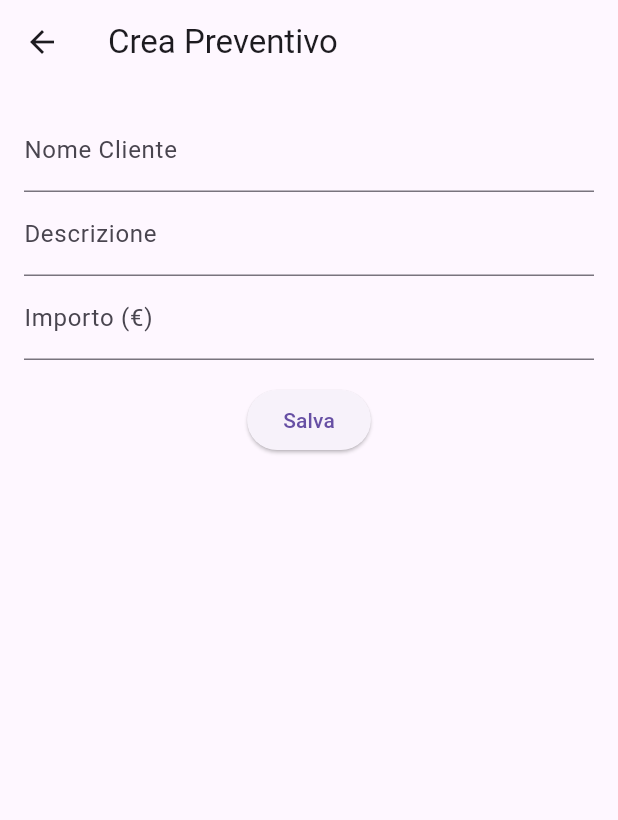
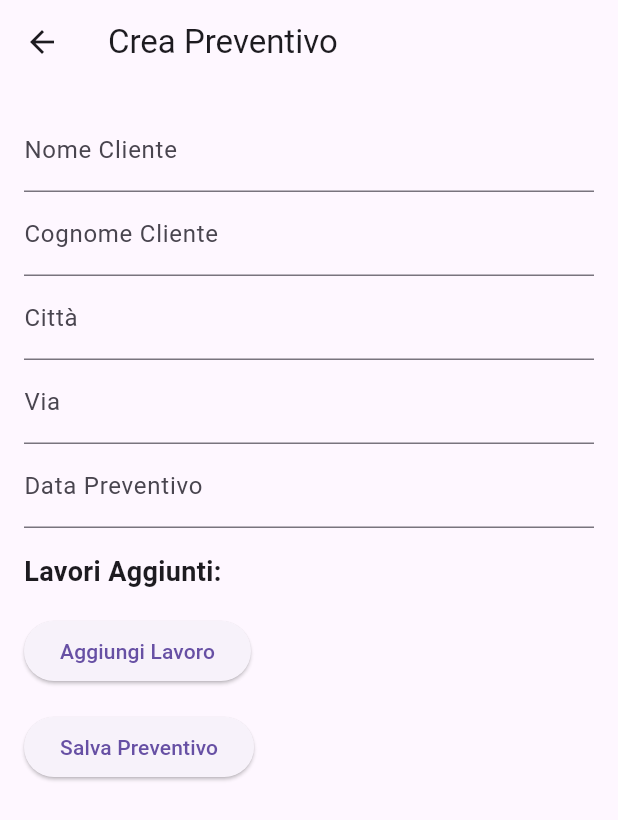
Before and after one commit to Ignoto95/preventivi_app, a Flutter app: the CreatePreventivoPage screen opened by its route, on a phone screen of 412 x 824 dp. Shown: the top 820 px of the screen. Run offline on Flutter 3.47's test engine with Material 3 defaults, Android fonts, the phone set to English and light mode, and no system bars; our stand-ins replace firebase_auth, firebase_core, pdf; missing offline and left inert: dart:html; accounts and stored records are empty.

Commit message:
form crea preventivo 1.0

```diff
--- a/lib/create_preventivo_page.dart
+++ b/lib/create_preventivo_page.dart
@@ -7,29 +7,39 @@ class CreatePreventivoPage extends StatefulWidget {
 }
 
 class _CreatePreventivoPageState extends State<CreatePreventivoPage> {
-  final TextEditingController nameController = TextEditingController();
-  final TextEditingController descriptionController = TextEditingController();
-  final TextEditingController amountController = TextEditingController();
+  final TextEditingController nomeController = TextEditingController();
+  final TextEditingController cognomeController = TextEditingController();
+  final TextEditingController cittaController = TextEditingController();
+  final TextEditingController viaController = TextEditingController();
+  final TextEditingController dataPreventivoController = TextEditingController();
+  final List<Map<String, dynamic>> lavori = [];
   final PreventivoService preventivoService = PreventivoService();
 
+  // Funzione per salvare il preventivo
   Future<void> savePreventivo() async {
-    final name = nameController.text.trim();
-    final description = descriptionController.text.trim();
-    final amount = double.tryParse(amountController.text.trim()) ?? 0.0;
+    final nome = nomeController.text.trim();
+    final cognome = cognomeController.text.trim();
+    final citta = cittaController.text.trim();
+    final via = viaController.text.trim();
+    final dataPreventivo = dataPreventivoController.text.trim();
 
-    if (name.isEmpty || description.isEmpty || amount <= 0) {
+    if (nome.isEmpty || cognome.isEmpty || citta.isEmpty || via.isEmpty || lavori.isEmpty) {
       ScaffoldMessenger.of(context).showSnackBar(
-        SnackBar(content: Text('Compila tutti i campi correttamente')),
+        SnackBar(content: Text('Compila tutti i campi e aggiungi almeno un lavoro.')),
       );
       return;
     }
 
+    final preventivoData = {
+      'data_preventivo': dataPreventivo,
+      'id_cliente': 0,
+      'prezzo_totale': lavori.fold<double>(0.0, (sum, lavoro) => sum + lavoro['prezzo']),
+      'lavori': lavori,
+      'cliente': {'nome': nome, 'cognome': cognome, 'citta': citta, 'via': via}
+    };
+
     try {
-      await preventivoService.savePreventivo({
-        'name': name,
-        'description': description,
-        'amount': amount,
-      });
+      await preventivoService.savePreventivo(preventivoData);
       ScaffoldMessenger.of(context).showSnackBar(
         SnackBar(content: Text('Preventivo salvato con successo!')),
       );
@@ -41,35 +51,149 @@ class _CreatePreventivoPageState extends State<CreatePreventivoPage> {
     }
   }
 
+  // Funzione per selezionare la data tramite DatePicker
+  Future<void> _selectDate(BuildContext context) async {
+    final DateTime? picked = await showDatePicker(
+      context: context,
+      initialDate: dataPreventivoController.text.isEmpty
+          ? DateTime.now()
+          : DateTime.parse(dataPreventivoController.text),
+      firstDate: DateTime(2000),
+      lastDate: DateTime(2101),
+    );
+    if (picked != null && picked != DateTime.now()) {
+      setState(() {
+        dataPreventivoController.text = picked.toLocal().toString().split(' ')[0];  // Formato YYYY-MM-DD
+      });
+    }
+  }
+
+  // Funzione per aggiungere o modificare un lavoro
+  void showLavoroDialog({Map<String, dynamic>? lavoro, int? index}) {
+    final TextEditingController tipoController =
+        TextEditingController(text: lavoro != null ? lavoro['tipo_lavoro'] : '');
+    final TextEditingController descrizioneController =
+        TextEditingController(text: lavoro != null ? lavoro['descrizione_lavoro'] : '');
+    final TextEditingController prezzoController =
+        TextEditingController(text: lavoro != null ? lavoro['prezzo'].toString() : '');
+
+    showDialog(
+      context: context,
+      builder: (context) {
+        return AlertDialog(
+          title: Text(lavoro != null ? 'Modifica Lavoro' : 'Aggiungi Lavoro'),
+          content: Column(
+            mainAxisSize: MainAxisSize.min,
+            children: [
+              TextField(controller: tipoController, decoration: InputDecoration(labelText: 'Tipo Lavoro')),
+              TextField(controller: descrizioneController, decoration: InputDecoration(labelText: 'Descrizione')),
+              TextField(
+                controller: prezzoController,
+                decoration: InputDecoration(labelText: 'Prezzo (€)'),
+                keyboardType: TextInputType.number,
+              ),
+            ],
+          ),
+          actions: [
+            TextButton(
+              onPressed: () {
+                final tipoLavoro = tipoController.text.trim();
+                final descrizione = descrizioneController.text.trim();
+                final prezzo = double.tryParse(prezzoController.text.trim());
+
+                if (tipoLavoro.isNotEmpty && prezzo != null) {
+                  setState(() {
+                    final nuovoLavoro = {
+                      'tipo_lavoro': tipoLavoro,
+                      'descrizione_lavoro': descrizione,
+                      'prezzo': prezzo,
+                    };
+                    if (lavoro != null && index != null) {
+                      lavori[index] = nuovoLavoro;
+                    } else {
+                      lavori.add(nuovoLavoro);
+                    }
+                  });
+                  Navigator.pop(context);
+                } else {
+                  ScaffoldMessenger.of(context).showSnackBar(
+                    SnackBar(content: Text('Compila correttamente i campi del lavoro.')),
+                  );
+                }
+              },
+              child: Text(lavoro != null ? 'Modifica' : 'Aggiungi'),
+            ),
+          ],
+        );
+      },
+    );
+  }
+
   @override
   Widget build(BuildContext context) {
     return Scaffold(
       appBar: AppBar(title: Text('Crea Preventivo')),
       body: Padding(
         padding: const EdgeInsets.all(16.0),
+        child: SingleChildScrollView(
           child: Column(
+            crossAxisAlignment: CrossAxisAlignment.start,
             children: [
+              TextField(controller: nomeController, decoration: InputDecoration(labelText: 'Nome Cliente')),
+              TextField(controller: cognomeController, decoration: InputDecoration(labelText: 'Cognome Cliente')),
+              TextField(controller: cittaController, decoration: InputDecoration(labelText: 'Città')),
+              TextField(controller: viaController, decoration: InputDecoration(labelText: 'Via')),
               TextField(
-              controller: nameController,
-              decoration: InputDecoration(labelText: 'Nome Cliente'),
-            ),
-            TextField(
-              controller: descriptionController,
-              decoration: InputDecoration(labelText: 'Descrizione'),
-            ),
-            TextField(
-              controller: amountController,
-              decoration: InputDecoration(labelText: 'Importo (€)'),
-              keyboardType: TextInputType.number,
+                controller: dataPreventivoController,
+                decoration: InputDecoration(labelText: 'Data Preventivo'),
+                readOnly: true,
+                onTap: () => _selectDate(context), // Mostra il DatePicker
               ),
               SizedBox(height: 16),
-            ElevatedButton(
-              onPressed: savePreventivo,
-              child: Text('Salva'),
+              Text(
+                'Lavori Aggiunti:',
+                style: TextStyle(fontWeight: FontWeight.bold, fontSize: 18),
+              ),
+              ListView.builder(
+                shrinkWrap: true,
+                physics: NeverScrollableScrollPhysics(),
+                itemCount: lavori.length,
+                itemBuilder: (context, index) {
+                  final lavoro = lavori[index];
+                  return Card(
+                    margin: EdgeInsets.symmetric(vertical: 8),
+                    child: ListTile(
+                      title: Text('${lavoro['tipo_lavoro']} - €${lavoro['prezzo']}'),
+                      subtitle: Text('Descrizione: ${lavoro['descrizione_lavoro']}'),
+                      trailing: Row(
+                        mainAxisSize: MainAxisSize.min,
+                        children: [
+                          IconButton(
+                            icon: Icon(Icons.edit, color: Colors.blue),
+                            onPressed: () => showLavoroDialog(lavoro: lavoro, index: index),
+                          ),
+                          IconButton(
+                            icon: Icon(Icons.delete, color: Colors.red),
+                            onPressed: () {
+                              setState(() {
+                                lavori.removeAt(index);
+                              });
+                            },
                           ),
                         ],
                       ),
                     ),
                   );
+                },
+              ),
+              SizedBox(height: 16),
+              ElevatedButton(onPressed: () => showLavoroDialog(), child: Text('Aggiungi Lavoro')),
+              SizedBox(height: 16),
+              ElevatedButton(onPressed: savePreventivo, child: Text('Salva Preventivo')),
+            ],
+          ),
+        ),
+      ),
+    );
   }
 }
--- a/lib/search_preventivo_page.dart
+++ b/lib/search_preventivo_page.dart
@@ -17,9 +17,9 @@ class _SearchPreventivoPageState extends State<SearchPreventivoPage> {
 
     try {
       // Effettua la ricerca tramite il servizio
-      final results = await preventivoService.searchPreventivo(query);
+      //final results = await preventivoService.searchPreventivo(query);
       setState(() {
-        searchResults = results;
+        //searchResults = results;
       });
     } catch (e) {
       ScaffoldMessenger.of(context).showSnackBar(
--- a/lib/services/preventivo_service.dart
+++ b/lib/services/preventivo_service.dart
@@ -2,9 +2,8 @@ import 'dart:convert';
 import 'package:http/http.dart' as http;
 
 class PreventivoService {
-  final String baseUrl = 'https://tuo-server.com/api'; // Sostituisci con il tuo URL
+  final String baseUrl = 'http://94.176.182.61:3000'; // Modifica con il tuo IP/URL
 
-  // Metodo per salvare un nuovo preventivo
   Future<void> savePreventivo(Map<String, dynamic> preventivoData) async {
     final response = await http.post(
       Uri.parse('$baseUrl/preventivo'),
@@ -16,18 +15,4 @@ class PreventivoService {
       throw Exception('Errore durante il salvataggio del preventivo: ${response.body}');
     }
   }
-
-  // Metodo per cercare i preventivi
-  Future<List<Map<String, dynamic>>> searchPreventivo(String query) async {
-    final response = await http.get(
-      Uri.parse('$baseUrl/preventivo?search=$query'), // Endpoint con parametro di ricerca
-    );
-
-    if (response.statusCode != 200) {
-      throw Exception('Errore durante la ricerca dei preventivi: ${response.body}');
-    }
-
-    // Decodifica e restituisci la lista dei risultati
-    return List<Map<String, dynamic>>.from(jsonDecode(response.body));
-  }
 }
--- a/pubspec.yaml
+++ b/pubspec.yaml
@@ -13,6 +13,7 @@ dependencies:
   # Pacchetti per Firebase
   firebase_core: any
   firebase_auth: any
+  intl: ^0.18.0
   pdf: ^3.11.1
   path_provider: ^2.0.14
 
```
Also changed, not shown: pubspec.lock, 1 other file. Lines whose indentation alone changed are shown as unchanged.
